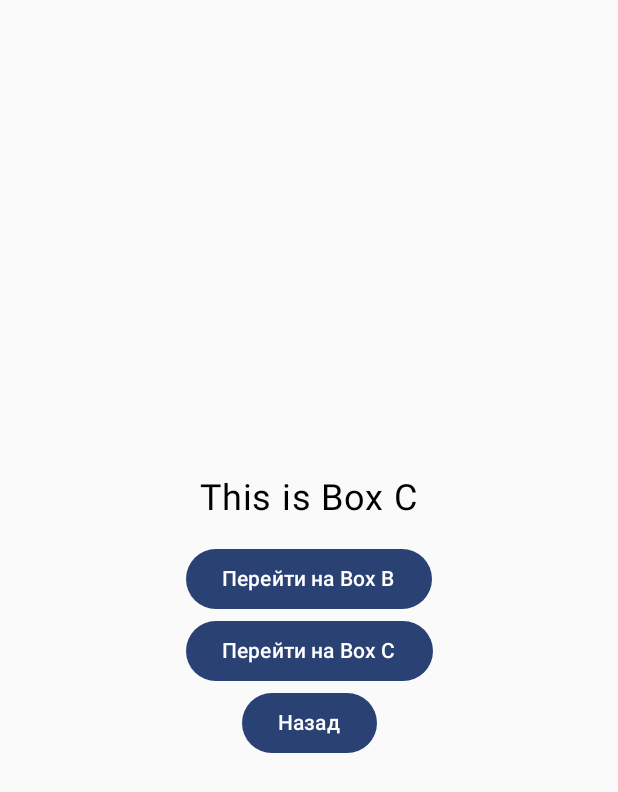
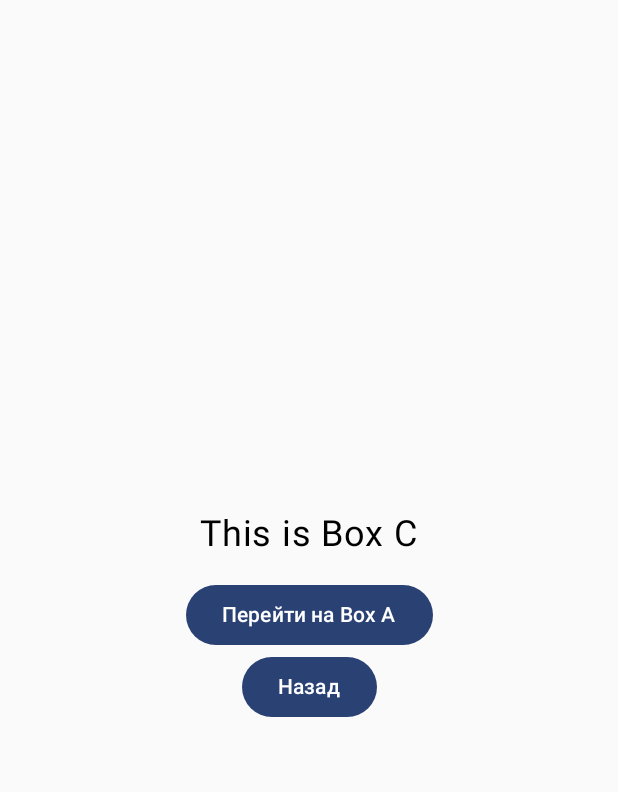
Before and after one commit to BirdUshenin/SomersaultStackNavigation, an Android app built with Jetpack Compose: the MainActivity screen opened directly, with no data from a screen before it, after a tap on "Перейти на Box C", on a phone screen of 412 x 824 dp. Shown: the top 792 px of the screen. Run offline under Robolectric (Android 15) with nearby library versions, the phone set to English and light mode, and no system bars; 1 other tap on this screen came first.

Commit message:
version-navigate-v4

```diff
--- a/app/src/main/java/com/ilyaushenin/somersaultstacknavigation/MainActivity.kt
+++ b/app/src/main/java/com/ilyaushenin/somersaultstacknavigation/MainActivity.kt
@@ -75,7 +75,7 @@ fun registerScreens() {
     }
 
     ScreenRegistry.registerScreen("BoxC") { stackNav ->
-        BoxContent("This is Box C", stackNav)
+        BoxC("This is Box C", stackNav)
     }
 }
 
@@ -130,9 +130,11 @@ fun BoxB(title: String, stackNav: SomersaultStackNavigation) {
     }
 }
 
-
 @Composable
-fun BoxContent(title: String, stackNav: SomersaultStackNavigation) {
+fun BoxC(
+    title: String,
+    stackNav: SomersaultStackNavigation
+) {
     Column(
         modifier = Modifier.fillMaxSize(),
         verticalArrangement = Arrangement.Center,
@@ -142,15 +144,9 @@ fun BoxContent(title: String, stackNav: SomersaultStackNavigation) {
         Spacer(modifier = Modifier.height(16.dp))
 
         Button(onClick = {
-            stackNav.onForwardFlip("BoxB")
+            stackNav.onForwardFlip("BoxA")
         }) {
-            Text("Перейти на Box B")
-        }
-
-        Button(onClick = {
-            stackNav.onForwardFlip("BoxC")
-        }) {
-            Text("Перейти на Box C")
+            Text("Перейти на Box A")
         }
 
         Button(onClick = {
--- a/app/src/main/java/com/ilyaushenin/somersaultstacknavigation/MainScreenViewModel.kt
+++ b/app/src/main/java/com/ilyaushenin/somersaultstacknavigation/MainScreenViewModel.kt
@@ -8,5 +8,4 @@ class MainScreenViewModel : ViewModel() {
     private val _statesModal: MutableStateFlow<StatesModal>
     = MutableStateFlow(StatesModal())
     val statesModal = _statesModal.asStateFlow()
-
 }
--- a/app/src/main/java/com/ilyaushenin/somersaultstacknavigation/SomersaultStackNavigation.kt
+++ b/app/src/main/java/com/ilyaushenin/somersaultstacknavigation/SomersaultStackNavigation.kt
@@ -43,7 +43,8 @@ class SomersaultStackNavigation {
 @Retention(AnnotationRetention.RUNTIME)
 annotation class NavigationScreen
 object ScreenRegistry {
-    private val screens = mutableMapOf<String, @Composable (SomersaultStackNavigation) -> Unit>()
+    private val screens
+    = mutableMapOf<String, @Composable (SomersaultStackNavigation) -> Unit>()
 
     fun registerScreen(
         key: String,
--- a/app/src/main/java/com/ilyaushenin/somersaultstacknavigation/StatesModal.kt
+++ b/app/src/main/java/com/ilyaushenin/somersaultstacknavigation/StatesModal.kt
@@ -1,9 +1,6 @@
 package com.ilyaushenin.somersaultstacknavigation
 
 data class StatesModal(
-//    val somersaultStackNavigation: SomersaultStackNavigation<Any>
-//    = SomersaultStackNavigation(MainScreen.BoxA),
     val somersaultStackNavigation: SomersaultStackNavigation
     = SomersaultStackNavigation()
-
 )
```
